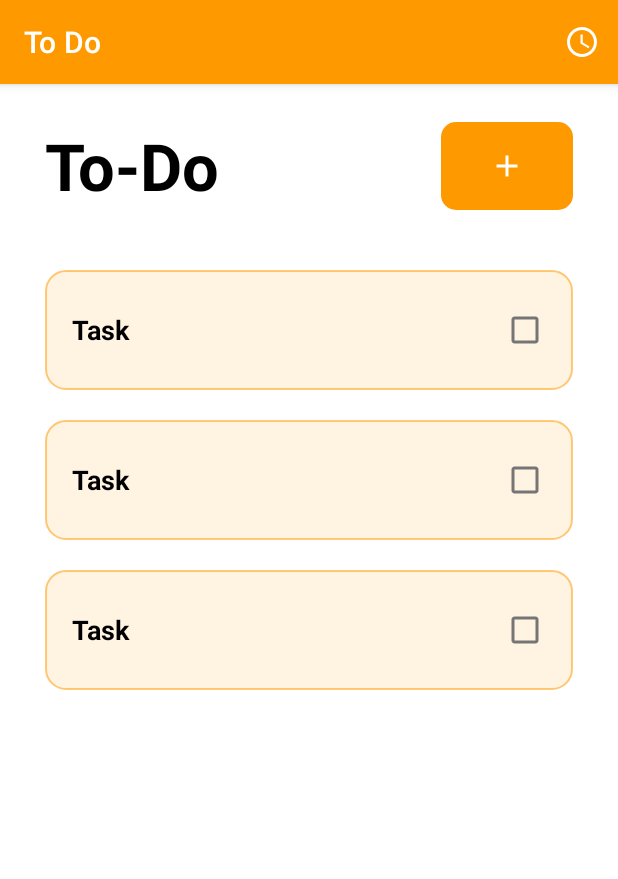
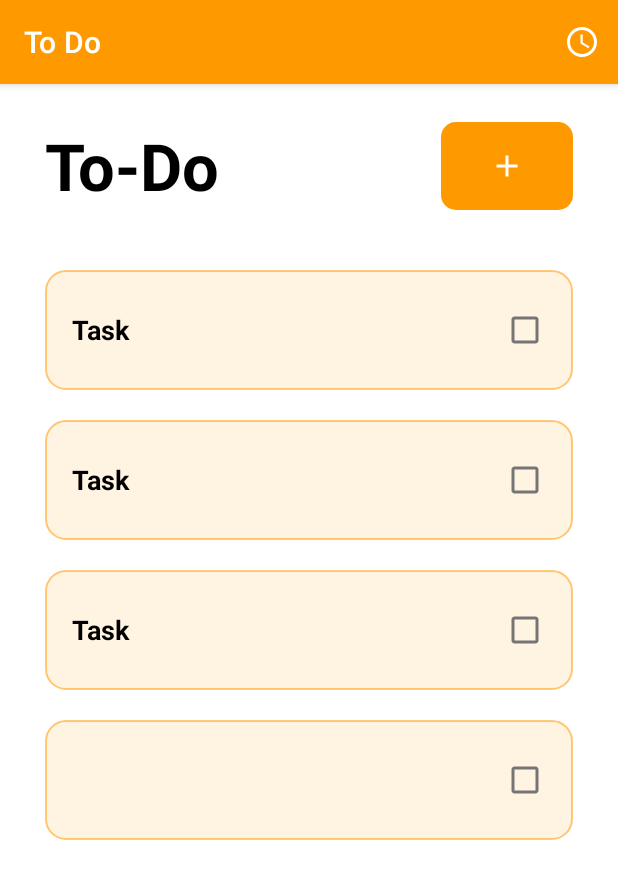
Before and after one commit to sebasblanco/Android-Project, an Android app: the AddTaskFragment screen opened through its navigation route, after a tap on "Add", on a phone screen of 412 x 824 dp. Shown: the top 879 px of the screen. Run offline under Robolectric (Android 15) with nearby library versions, the phone set to English and light mode, and no system bars; our stand-ins replace navigation-ui.

```diff
--- a/app/src/main/java/com/zybooks/todoapp/AddTaskFragment.java
+++ b/app/src/main/java/com/zybooks/todoapp/AddTaskFragment.java
@@ -6,11 +6,15 @@ import android.os.Bundle;
 
 import androidx.fragment.app.Fragment;
 import androidx.navigation.NavController;
+import androidx.recyclerview.widget.RecyclerView;
 
 import android.view.LayoutInflater;
 import android.view.View;
 import android.view.ViewGroup;
 import android.widget.Button;
+import android.widget.EditText;
+
+import java.util.List;
 
 /**
  * A simple {@link Fragment} subclass.
@@ -63,13 +67,24 @@ public class AddTaskFragment extends Fragment {
     public View onCreateView(LayoutInflater inflater, ViewGroup container,
                              Bundle savedInstanceState) {
         View rootView = inflater.inflate(R.layout.fragment_add_task, container, false);
+
+        List<Task> tasks = TaskRepository.getInstance(requireContext()).getTasks();
+
+        EditText taskName = rootView.findViewById(R.id.edit_title_view);
+        EditText taskDesc = rootView.findViewById(R.id.edit_description_view);
+        String name = taskName.getText().toString();
+        String desc = taskDesc.getText().toString();
+
         Button addTaskButton = rootView.findViewById(R.id.add_button);
         addTaskButton.setOnClickListener(
                 (v) -> {
+                    Task newTask = new Task(name, desc);
+                    tasks.add(newTask);
                     NavController navController = findNavController(rootView);
                     navController.popBackStack();
                 }
         );
+
         return rootView;
     }
 }
--- a/app/src/main/java/com/zybooks/todoapp/Task.java
+++ b/app/src/main/java/com/zybooks/todoapp/Task.java
@@ -9,6 +9,11 @@ public class Task {
 
     public Task(int id, String title, String description) {
         mId = id;
+        mTitle = title;
+        mDescription = description;
+    }
+
+    public Task(String title, String description) {
         mTitle = title;
         mDescription = description;
     }
--- a/app/src/main/java/com/zybooks/todoapp/TaskRepository.java
+++ b/app/src/main/java/com/zybooks/todoapp/TaskRepository.java
@@ -39,4 +39,9 @@ public class TaskRepository {
         }
         return null;
     }
+
+    public void addTask(Task t) {
+        if (t != null)
+            mTasks.add(t);
+    }
 }
--- a/app/src/main/java/com/zybooks/todoapp/ToDoFragment.java
+++ b/app/src/main/java/com/zybooks/todoapp/ToDoFragment.java
@@ -8,6 +8,7 @@ import android.view.LayoutInflater;
 import android.view.View;
 import android.view.ViewGroup;
 import android.widget.Button;
+import android.widget.EditText;
 import android.widget.ImageButton;
 import android.widget.TextView;
 import androidx.annotation.NonNull;
--- a/app/src/main/res/layout/fragment_to_do.xml
+++ b/app/src/main/res/layout/fragment_to_do.xml
@@ -44,7 +44,7 @@
         android:layout_height="match_parent"
         app:layoutManager="LinearLayoutManager"
         android:layout_marginTop="40dp"
-        tools:context="com.zybooks.todoapp.MainActivity"
+        tools:context="com.zybooks.todoapp.ToDoFragment"
         tools:listitem="@layout/task_item" />
 
 </LinearLayout>
```
